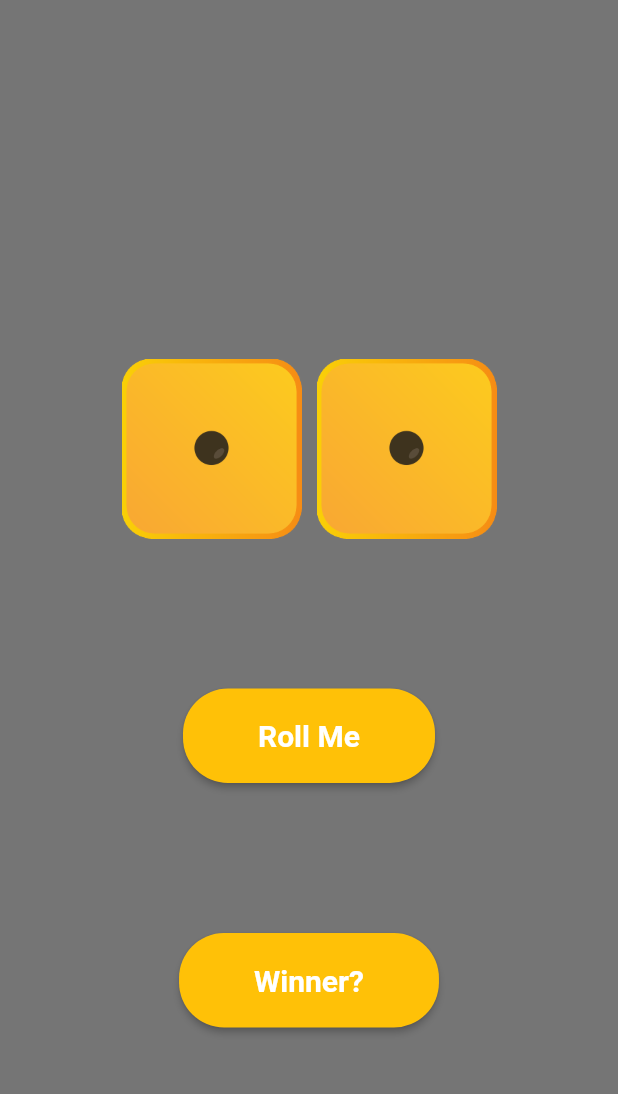
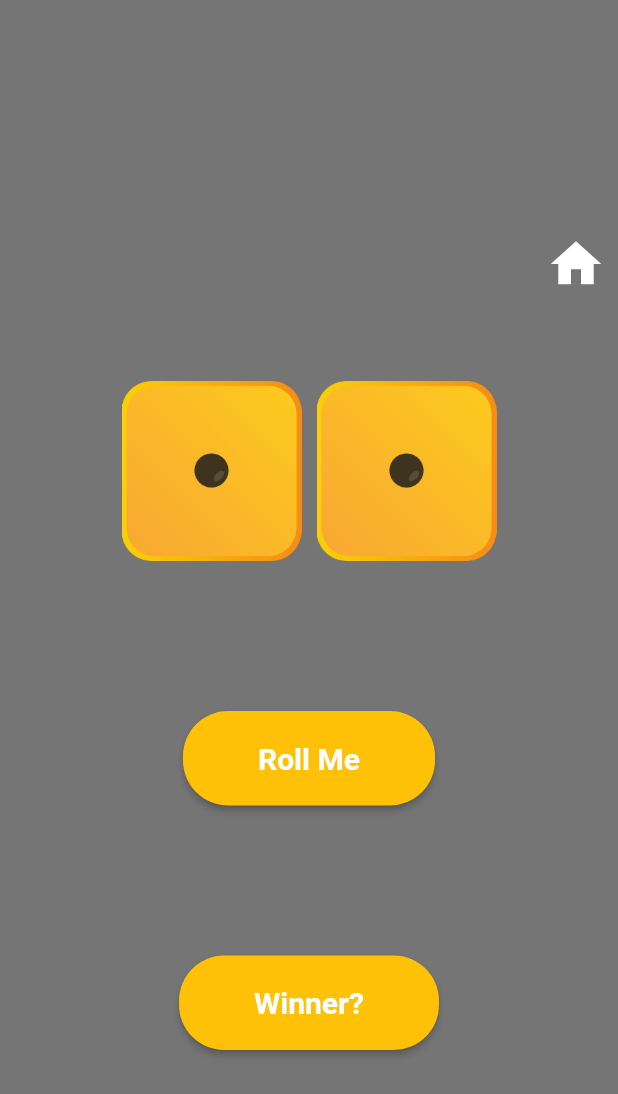
Before and after one commit to razasaddiqi/DiceGuessingGame, a Flutter app: the Simple screen opened directly, on a phone screen of 412 x 824 dp. Shown: the top 1094 px of the screen. Run offline on Flutter 3.47's test engine with Material 2 defaults, Android fonts, the phone set to English and light mode, and no system bars; missing offline and left inert: animated_dialog_box, contactus.

Commit message:
Added HomeButton in all Pages...

```diff
--- a/lib/Simple.dart
+++ b/lib/Simple.dart
@@ -2,6 +2,7 @@ import 'package:flutter/material.dart';
 import 'dart:math';
 import 'package:animated_dialog_box/animated_dialog_box.dart';
 import 'package:flutter/widgets.dart';
+import 'main.dart';
 
 class Simple extends StatefulWidget {
   @override
@@ -127,8 +128,20 @@ class _DiceState extends State<Simple> {
           child: Column(
             mainAxisAlignment: MainAxisAlignment.center,
             children: <Widget>[
+              SizedBox(height: 24.0,),
               Container(
-                margin: EdgeInsets.fromLTRB(50.0, 100.0, 50.0, 0.0),
+                alignment: Alignment.centerRight,
+                  child: IconButton(
+                    iconSize: 40.0,
+                      icon: new Icon(Icons.home,color: Colors.white,),
+                    onPressed: () {
+                      Navigator.of(context).pushReplacement(MaterialPageRoute(
+                          builder: (context) => MyHomePage()));
+                    },
+                  )
+              ),
+              Container(
+                margin: EdgeInsets.fromLTRB(50.0, 50.0, 50.0, 0.0),
                 child: Row(
                   crossAxisAlignment: CrossAxisAlignment.center,
                   mainAxisAlignment: MainAxisAlignment.center,
```
Also changed, not shown: lib/Hard.dart (+39 -13 lines).
